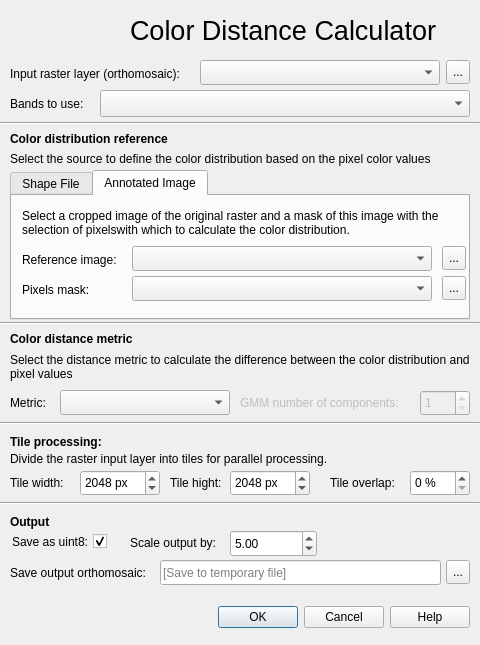
Before: the Qt Designer form cdc_toolbar_dialog.ui in SDU-UAS-Center/sdu-agro-tools, drawn with Qt 5.
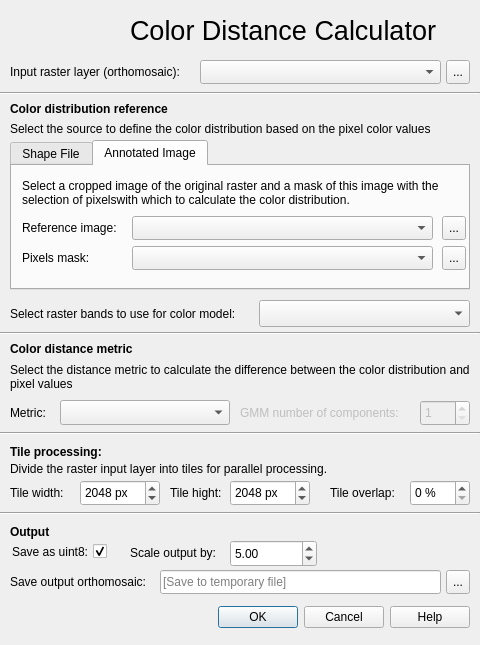
After: the same form once the commit is applied. Custom widgets are drawn as their Qt base class.

Commit message: fix cdc layer select and band to use

```diff
--- a/cdc_toolbar_dialog.ui
+++ b/cdc_toolbar_dialog.ui
@@ -37,7 +37,7 @@
      <x>10</x>
      <y>60</y>
      <width>185</width>
-     <height>27</height>
+     <height>24</height>
     </rect>
    </property>
    <property name="text">
@@ -64,21 +64,21 @@
    <property name="geometry">
     <rect>
      <x>10</x>
-     <y>90</y>
-     <width>80</width>
+     <y>300</y>
+     <width>241</width>
      <height>27</height>
     </rect>
    </property>
    <property name="text">
-    <string>Bands to use:</string>
+    <string>Select raster bands to use for color model:</string>
    </property>
   </widget>
   <widget class="QgsCheckableComboBox" name="bands_to_use_combo_box">
    <property name="geometry">
     <rect>
-     <x>100</x>
-     <y>90</y>
-     <width>370</width>
+     <x>259</x>
+     <y>300</y>
+     <width>211</width>
      <height>27</height>
     </rect>
    </property>
@@ -87,7 +87,7 @@
    <property name="geometry">
     <rect>
      <x>0</x>
-     <y>120</y>
+     <y>90</y>
      <width>480</width>
      <height>6</height>
     </rect>
@@ -100,7 +100,7 @@
    <property name="geometry">
     <rect>
      <x>10</x>
-     <y>130</y>
+     <y>100</y>
      <width>460</width>
      <height>17</height>
     </rect>
@@ -119,7 +119,7 @@
    <property name="geometry">
     <rect>
      <x>10</x>
-     <y>150</y>
+     <y>120</y>
      <width>460</width>
      <height>17</height>
     </rect>
@@ -138,7 +138,7 @@
    <property name="geometry">
     <rect>
      <x>10</x>
-     <y>170</y>
+     <y>140</y>
      <width>460</width>
      <height>150</height>
     </rect>
@@ -250,7 +250,7 @@
        <x>10</x>
        <y>50</y>
        <width>100</width>
-       <height>27</height>
+       <height>24</height>
       </rect>
      </property>
      <property name="font">
@@ -269,7 +269,7 @@
        <x>10</x>
        <y>80</y>
        <width>100</width>
-       <height>27</height>
+       <height>24</height>
       </rect>
      </property>
      <property name="font">
@@ -282,26 +282,6 @@
       <string>Pixels mask:</string>
      </property>
     </widget>
-    <widget class="QComboBox" name="ref_image_combobox">
-     <property name="geometry">
-      <rect>
-       <x>120</x>
-       <y>50</y>
-       <width>300</width>
-       <height>25</height>
-      </rect>
-     </property>
-    </widget>
-    <widget class="QComboBox" name="pixel_mask_combobox">
-     <property name="geometry">
-      <rect>
-       <x>120</x>
-       <y>80</y>
-       <width>300</width>
-       <height>25</height>
-      </rect>
-     </property>
-    </widget>
     <widget class="QToolButton" name="ref_image_button">
      <property name="geometry">
       <rect>
@@ -328,26 +308,46 @@
       <string>...</string>
      </property>
     </widget>
+    <widget class="QgsMapLayerComboBox" name="ref_image_map_layer_combo_box">
+     <property name="geometry">
+      <rect>
+       <x>120</x>
+       <y>50</y>
+       <width>301</width>
+       <height>24</height>
+      </rect>
+     </property>
+    </widget>
+    <widget class="QgsMapLayerComboBox" name="pixel_mask_map_layer_combo_box">
+     <property name="geometry">
+      <rect>
+       <x>120</x>
+       <y>80</y>
+       <width>301</width>
+       <height>24</height>
+      </rect>
+     </property>
+    </widget>
    </widget>
   </widget>
   <widget class="Line" name="color_line">
    <property name="geometry">
     <rect>
      <x>0</x>
-     <y>320</y>
-     <width>480</width>
-     <height>6</height>
-    </rect>
-   </property>
-   <property name="orientation">
-    <enum>Qt::Horizontal</enum>
-   </property>
-  </widget>
-  <widget class="QLabel" name="metric_heading">
-   <property name="geometry">
-    <rect>
-     <x>10</x>
      <y>330</y>
+     <width>480</width>
+     <height>6</height>
+    </rect>
+   </property>
+   <property name="orientation">
+    <enum>Qt::Horizontal</enum>
+   </property>
+  </widget>
+  <widget class="QLabel" name="metric_heading">
+   <property name="geometry">
+    <rect>
+     <x>10</x>
+     <y>340</y>
      <width>460</width>
      <height>17</height>
     </rect>
@@ -366,7 +366,7 @@
    <property name="geometry">
     <rect>
      <x>10</x>
-     <y>350</y>
+     <y>360</y>
      <width>460</width>
      <height>33</height>
     </rect>
@@ -388,7 +388,7 @@
    <property name="geometry">
     <rect>
      <x>60</x>
-     <y>390</y>
+     <y>400</y>
      <width>170</width>
      <height>25</height>
     </rect>
@@ -404,7 +404,7 @@
    <property name="geometry">
     <rect>
      <x>10</x>
-     <y>390</y>
+     <y>400</y>
      <width>40</width>
      <height>25</height>
     </rect>
@@ -426,7 +426,7 @@
    <property name="geometry">
     <rect>
      <x>240</x>
-     <y>390</y>
+     <y>400</y>
      <width>170</width>
      <height>25</height>
     </rect>
@@ -448,7 +448,7 @@
    <property name="geometry">
     <rect>
      <x>420</x>
-     <y>390</y>
+     <y>400</y>
      <width>50</width>
      <height>26</height>
     </rect>
@@ -464,20 +464,20 @@
    <property name="geometry">
     <rect>
      <x>0</x>
-     <y>420</y>
-     <width>480</width>
-     <height>6</height>
-    </rect>
-   </property>
-   <property name="orientation">
-    <enum>Qt::Horizontal</enum>
-   </property>
-  </widget>
-  <widget class="QLabel" name="tile_heading">
-   <property name="geometry">
-    <rect>
-     <x>10</x>
      <y>430</y>
+     <width>480</width>
+     <height>6</height>
+    </rect>
+   </property>
+   <property name="orientation">
+    <enum>Qt::Horizontal</enum>
+   </property>
+  </widget>
+  <widget class="QLabel" name="tile_heading">
+   <property name="geometry">
+    <rect>
+     <x>10</x>
+     <y>440</y>
      <width>100</width>
      <height>23</height>
     </rect>
@@ -496,7 +496,7 @@
    <property name="geometry">
     <rect>
      <x>10</x>
-     <y>450</y>
+     <y>460</y>
      <width>460</width>
      <height>17</height>
     </rect>
@@ -518,7 +518,7 @@
    <property name="geometry">
     <rect>
      <x>10</x>
-     <y>470</y>
+     <y>480</y>
      <width>60</width>
      <height>26</height>
     </rect>
@@ -540,7 +540,7 @@
    <property name="geometry">
     <rect>
      <x>80</x>
-     <y>470</y>
+     <y>480</y>
      <width>80</width>
      <height>26</height>
     </rect>
@@ -568,7 +568,7 @@
    <property name="geometry">
     <rect>
      <x>170</x>
-     <y>470</y>
+     <y>480</y>
      <width>60</width>
      <height>26</height>
     </rect>
@@ -590,7 +590,7 @@
    <property name="geometry">
     <rect>
      <x>230</x>
-     <y>470</y>
+     <y>480</y>
      <width>80</width>
      <height>26</height>
     </rect>
@@ -618,7 +618,7 @@
    <property name="geometry">
     <rect>
      <x>330</x>
-     <y>470</y>
+     <y>480</y>
      <width>70</width>
      <height>26</height>
     </rect>
@@ -640,7 +640,7 @@
    <property name="geometry">
     <rect>
      <x>410</x>
-     <y>470</y>
+     <y>480</y>
      <width>60</width>
      <height>26</height>
     </rect>
@@ -671,21 +671,21 @@
    <property name="geometry">
     <rect>
      <x>0</x>
-     <y>500</y>
-     <width>480</width>
-     <height>6</height>
-    </rect>
-   </property>
-   <property name="orientation">
-    <enum>Qt::Horizontal</enum>
-   </property>
-  </widget>
-  <widget class="QLabel" name="output_heading">
-   <property name="geometry">
-    <rect>
-     <x>10</x>
      <y>510</y>
      <width>480</width>
+     <height>6</height>
+    </rect>
+   </property>
+   <property name="orientation">
+    <enum>Qt::Horizontal</enum>
+   </property>
+  </widget>
+  <widget class="QLabel" name="output_heading">
+   <property name="geometry">
+    <rect>
+     <x>10</x>
+     <y>520</y>
+     <width>480</width>
      <height>23</height>
     </rect>
    </property>
@@ -703,9 +703,9 @@
    <property name="geometry">
     <rect>
      <x>10</x>
-     <y>560</y>
+     <y>570</y>
      <width>150</width>
-     <height>25</height>
+     <height>24</height>
     </rect>
    </property>
    <property name="text">
@@ -732,7 +732,7 @@
    <property name="geometry">
     <rect>
      <x>230</x>
-     <y>530</y>
+     <y>540</y>
      <width>87</width>
      <height>27</height>
     </rect>
@@ -763,7 +763,7 @@
    <property name="geometry">
     <rect>
      <x>6</x>
-     <y>530</y>
+     <y>540</y>
      <width>101</width>
      <height>23</height>
     </rect>
@@ -782,7 +782,7 @@
    <property name="geometry">
     <rect>
      <x>130</x>
-     <y>530</y>
+     <y>540</y>
      <width>95</width>
      <height>26</height>
     </rect>
@@ -797,16 +797,6 @@
     <string>Scale output by:</string>
    </property>
   </widget>
-  <widget class="QComboBox" name="input_file_combobox">
-   <property name="geometry">
-    <rect>
-     <x>200</x>
-     <y>60</y>
-     <width>240</width>
-     <height>25</height>
-    </rect>
-   </property>
-  </widget>
   <widget class="QToolButton" name="input_file_button">
    <property name="geometry">
     <rect>
@@ -824,9 +814,9 @@
    <property name="geometry">
     <rect>
      <x>160</x>
-     <y>560</y>
+     <y>570</y>
      <width>281</width>
-     <height>25</height>
+     <height>24</height>
     </rect>
    </property>
    <property name="placeholderText">
@@ -840,7 +830,7 @@
    <property name="geometry">
     <rect>
      <x>446</x>
-     <y>560</y>
+     <y>570</y>
      <width>24</width>
      <height>24</height>
     </rect>
@@ -869,6 +859,16 @@
     <string>Color Distance Calculator</string>
    </property>
   </widget>
+  <widget class="QgsMapLayerComboBox" name="input_map_layer_combo_box">
+   <property name="geometry">
+    <rect>
+     <x>200</x>
+     <y>60</y>
+     <width>241</width>
+     <height>24</height>
+    </rect>
+   </property>
+  </widget>
  </widget>
  <customwidgets>
   <customwidget>
@@ -881,6 +881,11 @@
    <extends>QDoubleSpinBox</extends>
    <header>qgsdoublespinbox.h</header>
   </customwidget>
+  <customwidget>
+   <class>QgsMapLayerComboBox</class>
+   <extends>QComboBox</extends>
+   <header>qgsmaplayercombobox.h</header>
+  </customwidget>
  </customwidgets>
  <resources/>
  <connections/>
```
Left out of the diff: 22 changed lines with no effect on the pictures. The commit also changes 1 other file.
